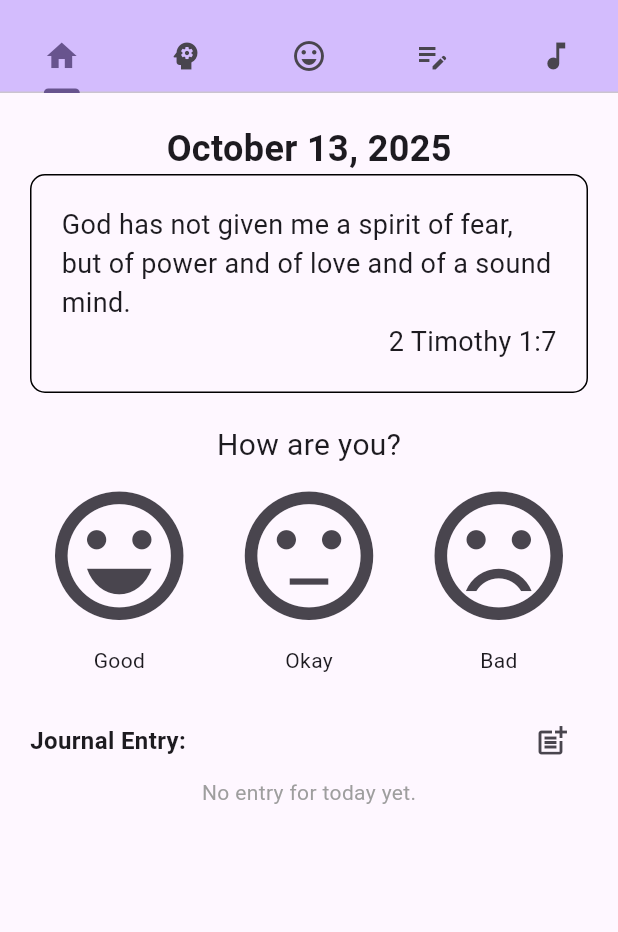
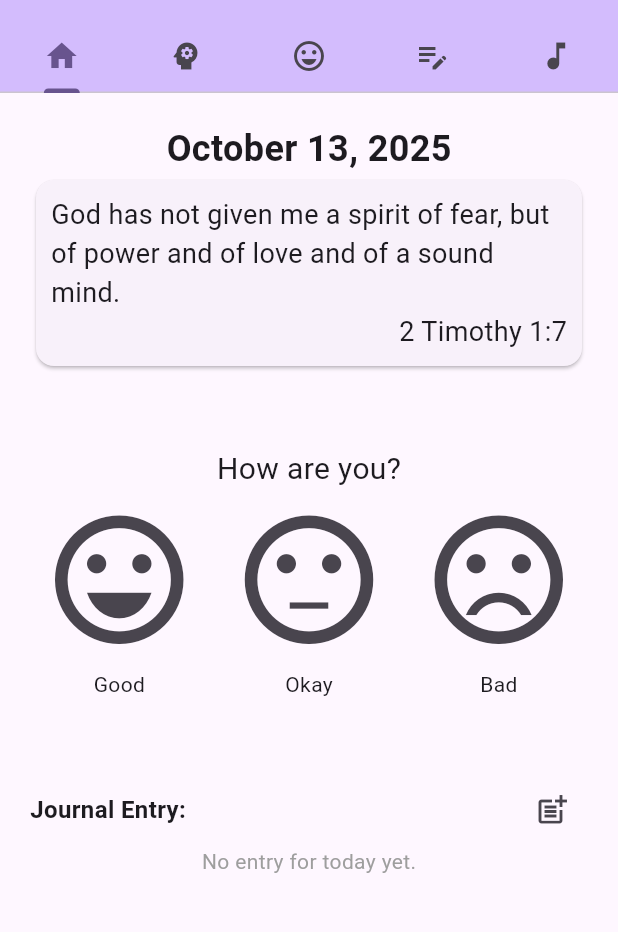
Before and after one commit to lajacl/mindfulness-app, a Flutter app: the screen it shows after launch, on a phone screen of 412 x 824 dp, the part 63-995 px from its top. Run offline on Flutter 3.47's test engine with Material 3 defaults, Android fonts, the phone set to English and light mode, and no system bars; our stand-ins replace shared_preferences, youtube_player_iframe.

Commit message:
Move quote to card and add scroll to journal entry

```diff
--- a/lib/home.dart
+++ b/lib/home.dart
@@ -78,33 +78,11 @@ class _HomePageState extends State<HomePage> {
                 _getDate(),
                 style: TextStyle(fontWeight: FontWeight.bold, fontSize: 24),
               ),
-              // SizedBox(
-              //   width: double.infinity,
-              //   child: Card(
-              //     child: Padding(
-              //       padding: EdgeInsets.all(10),
-              //       child: Column(
-              //         children: [
-              //           Text(_message['text']!, style: TextStyle(fontSize: 18)),
-              //           Align(
-              //             alignment: AlignmentGeometry.bottomRight,
-              //             child: Text(
-              //               _message['verse']!,
-              //               style: TextStyle(fontSize: 18),
-              //             ),
-              //           ),
-              //         ],
-              //       ),
-              //     ),
-              //   ),
-              // ),
-              Container(
-                decoration: BoxDecoration(
-                  border: Border.all(),
-                  borderRadius: BorderRadius.all(Radius.circular(10)),
-                ),
+              SizedBox(
+                width: double.infinity,
+                child: Card(
                   child: Padding(
-                  padding: EdgeInsets.all(20),
+                    padding: EdgeInsets.all(10),
                     child: Column(
                       children: [
                         Text(_message['text']!, style: TextStyle(fontSize: 18)),
@@ -119,7 +97,8 @@ class _HomePageState extends State<HomePage> {
                     ),
                   ),
                 ),
-              SizedBox(height: 20),
+              ),
+              SizedBox(height: 50),
               if (_mood == null)
                 Column(
                   children: [
@@ -155,7 +134,7 @@ class _HomePageState extends State<HomePage> {
                     ),
                   ],
                 ),
-              SizedBox(height: 20),
+              SizedBox(height: 50),
               Row(
                 mainAxisAlignment: MainAxisAlignment.spaceBetween,
                 children: [
@@ -174,17 +153,23 @@ class _HomePageState extends State<HomePage> {
                 ],
               ),
               if (_journalEntry.isEmpty)
-                Text('No entry for today yet.', style: TextStyle(color: Colors.grey))
+                Text(
+                  'No entry for today yet.',
+                  style: TextStyle(color: Colors.grey),
+                )
               else
                 Container(
                   width: double.infinity,
+                  height: 100,
                   decoration: BoxDecoration(
                     border: Border.all(),
                     borderRadius: BorderRadius.all(Radius.circular(10)),
                   ),
+                  child: SingleChildScrollView(
                     child: Padding(
                       padding: EdgeInsets.all(20),
                       child: Text(_journalEntry),
+                    ),
                   ),
                 ),
             ],
```
Lines whose indentation alone changed are shown as unchanged.
